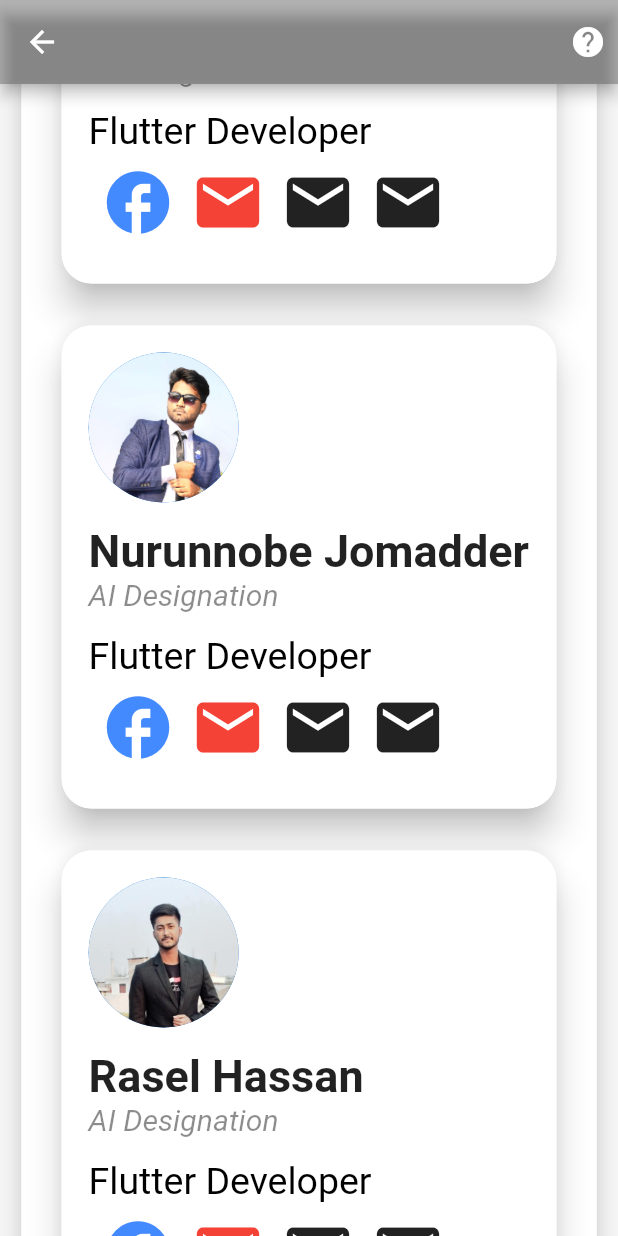
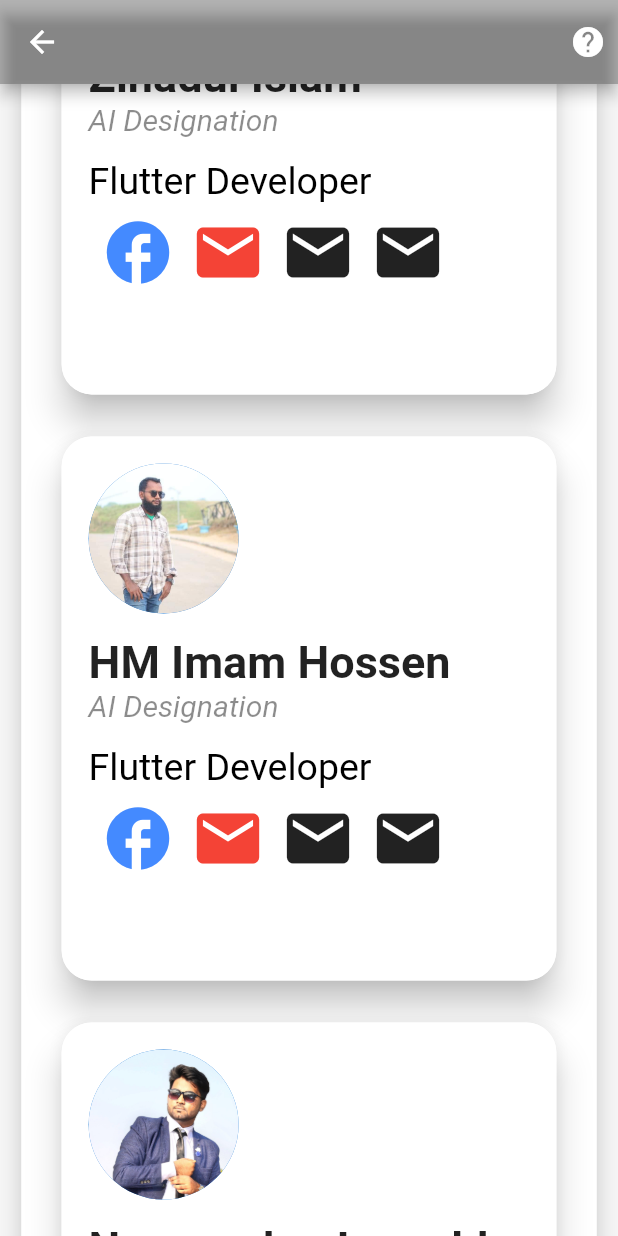
Before and after one commit to imam875/HealthCare, a Flutter app: the AboutUs screen opened directly, scrolled down 576 dp, after a tap on the "facebook" icon, on a phone screen of 412 x 824 dp. Run offline on Flutter 3.47's test engine with Material 2 defaults, Android fonts, the phone set to English and light mode, and no system bars; our stand-ins replace carousel_slider.

Commit message:
About, Privecy, Tearms Update

```diff
--- a/lib/dashboard.dart
+++ b/lib/dashboard.dart
@@ -10,6 +10,7 @@
 import 'package:healthpro/model/about_us.dart';
 import 'package:healthpro/model/foodmodel.dart';
 import 'package:healthpro/model/healthmodel.dart';
+import 'package:healthpro/model/privacy_policy.dart';
 
 class DashBoard extends StatefulWidget {
   const DashBoard({Key? key}) : super(key: key);
@@ -679,7 +680,9 @@
                             ),
 
                             GestureDetector(
-                              onTap: () => _closePopup("Privacy Policy"),
+                              onTap: () {
+                                Navigator.push(context, MaterialPageRoute(builder: (context)=>PrivacyPolicy()));
+                              },
                               child: Row(
                                 children: [
                                   Container(
--- a/lib/model/about_us.dart
+++ b/lib/model/about_us.dart
@@ -1,5 +1,6 @@
 
 
+import 'package:flutter/cupertino.dart';
 import 'package:flutter/material.dart';
 import 'package:flutter/painting.dart';
 
@@ -32,7 +33,7 @@
                 padding: const EdgeInsets.all(8.0),
                 child: Center(
                   child: Container(
-                    height: 80,
+                    height: MediaQuery.of(context).size.height*.08,
                     width: MediaQuery
                         .of(context)
                         .size
@@ -64,7 +65,7 @@
                 padding: const EdgeInsets.all(8.0),
                 child: Center(
                   child: Container(
-                    height: 200,
+                    height: MediaQuery.of(context).size.height*.30,
                     width: MediaQuery
                         .of(context)
                         .size
@@ -82,7 +83,7 @@
                                 fontSize: 25, fontWeight: FontWeight.bold),),
                             SizedBox(height: 10,),
                             Text(
-                              "If you love using this app, give a review in Google play store. It would really inspire us to keep this app alive. \nNote: Contract example123@gmail.com for any further assistance.",
+                              "If you love using this app, give a review in Google play store. It would really inspire us to keep this app alive. \nNote: Contract zihad650top@gmail.com for any further assistance.",
                               style: TextStyle(fontSize: 20),)
                           ],),
                       ),
@@ -103,7 +104,6 @@
                 padding: const EdgeInsets.all(8.0),
                 child: Center(
                   child: Container(
-                    height:3220,
                     width: MediaQuery
                         .of(context)
                         .size
@@ -121,7 +121,7 @@
                               style: TextStyle(fontSize: 35, fontWeight: FontWeight.bold),),
                             Center(
                               child: Container(
-                                height: 330,
+                                height: MediaQuery.of(context).size.height*.45,
                                 width: MediaQuery
                                     .of(context)
                                     .size
@@ -207,7 +207,93 @@
                             SizedBox(height: 20,),
                             Center(
                               child: Container(
-                                height: 330,
+                                height: MediaQuery.of(context).size.height*.45,
+                                width: MediaQuery
+                                    .of(context)
+                                    .size
+                                    .width * .82,
+                                child: Card(
+                                  elevation: 10,
+                                  shape: OutlineInputBorder(
+                                    borderRadius: BorderRadius.only(
+                                        topRight: Radius.circular(20),
+                                        topLeft: Radius.circular(20),
+                                        bottomRight: Radius.circular(20),
+                                        bottomLeft: Radius.circular(20)),
+                                    borderSide: BorderSide(color: Colors.white),
+                                  ),
+                                  child: Padding(
+                                    padding: const EdgeInsets.all(18.0),
+                                    child: Column(
+                                      mainAxisAlignment:
+                                      MainAxisAlignment.start,
+                                      crossAxisAlignment:
+                                      CrossAxisAlignment.start,
+                                      children: [
+                                        CircleAvatar(
+                                          backgroundImage: AssetImage(
+                                              "assets/imam.jpg"),
+                                          maxRadius: 50,
+                                        ),
+                                        SizedBox(height: 15,),
+                                        Text("HM Imam Hossen", style: TextStyle(
+                                            fontWeight: FontWeight.bold,
+                                            fontSize: 30),),
+                                        Text("AI Designation", style: TextStyle(
+                                            fontSize: 20,
+                                            color: Colors.black45,
+                                            fontStyle: FontStyle.italic),),
+                                        SizedBox(height: 15,),
+                                        Text("Flutter Developer",
+                                          style: TextStyle(fontSize: 25,
+                                              color: Colors.black),),
+                                        Padding(
+                                          padding: const EdgeInsets.all(8.0),
+                                          child: Row(
+                                            children: [
+                                              InkWell(
+                                                onTap: (){
+
+                                                },
+                                                child: Icon(
+                                                  (Icons.facebook), size: 50,
+                                                  color: Colors.blueAccent,),
+                                              ),
+                                              SizedBox(width: 10,),
+                                              InkWell(
+                                                  onTap: () {
+
+                                                  },
+                                                  child: Icon(
+                                                    (Icons.mail), size: 50,
+                                                    color: Colors.red,)),
+                                              SizedBox(width: 10,),
+                                              InkWell(
+                                                  onTap: () {
+
+                                                  },
+                                                  child: Icon(
+                                                    (Icons.mail), size: 50,)),
+                                              SizedBox(width: 10,),
+                                              InkWell(
+                                                onTap: (){
+                                                },
+                                                child: Icon(
+                                                  (Icons.mail), size: 50,),
+                                              ),
+                                            ],
+                                          ),
+                                        )
+                                      ],
+                                    ),
+                                  ),
+                                ),
+                              ),
+                            ),
+                            SizedBox(height: 20,),
+                            Center(
+                              child: Container(
+                                height: MediaQuery.of(context).size.height*.45,
                                 width: MediaQuery
                                     .of(context)
                                     .size
@@ -293,7 +379,7 @@
                             SizedBox(height: 20,),
                             Center(
                               child: Container(
-                                height: 330,
+                                height: MediaQuery.of(context).size.height*.45,
                                 width: MediaQuery
                                     .of(context)
                                     .size
@@ -379,7 +465,7 @@
                             SizedBox(height: 20,),
                             Center(
                               child: Container(
-                                height: 330,
+                                height:MediaQuery.of(context).size.height*.45,
                                 width: MediaQuery
                                     .of(context)
                                     .size
@@ -465,7 +551,7 @@
                             SizedBox(height: 20,),
                             Center(
                               child: Container(
-                                height: 330,
+                                height: MediaQuery.of(context).size.height*.45,
                                 width: MediaQuery
                                     .of(context)
                                     .size
@@ -551,93 +637,7 @@
                             SizedBox(height: 20,),
                             Center(
                               child: Container(
-                                height: 330,
-                                width: MediaQuery
-                                    .of(context)
-                                    .size
-                                    .width * .82,
-                                child: Card(
-                                  elevation: 10,
-                                  shape: OutlineInputBorder(
-                                    borderRadius: BorderRadius.only(
-                                        topRight: Radius.circular(20),
-                                        topLeft: Radius.circular(20),
-                                        bottomRight: Radius.circular(20),
-                                        bottomLeft: Radius.circular(20)),
-                                    borderSide: BorderSide(color: Colors.white),
-                                  ),
-                                  child: Padding(
-                                    padding: const EdgeInsets.all(18.0),
-                                    child: Column(
-                                      mainAxisAlignment:
-                                      MainAxisAlignment.start,
-                                      crossAxisAlignment:
-                                      CrossAxisAlignment.start,
-                                      children: [
-                                        CircleAvatar(
-                                          backgroundImage: AssetImage(
-                                              "assets/imam.jpg"),
-                                          maxRadius: 50,
-                                        ),
-                                        SizedBox(height: 15,),
-                                        Text("H M Imam Hossen", style: TextStyle(
-                                            fontWeight: FontWeight.bold,
-                                            fontSize: 30),),
-                                        Text("AI Designation", style: TextStyle(
-                                            fontSize: 20,
-                                            color: Colors.black45,
-                                            fontStyle: FontStyle.italic),),
-                                        SizedBox(height: 15,),
-                                        Text("Flutter Developer",
-                                          style: TextStyle(fontSize: 25,
-                                              color: Colors.black),),
-                                        Padding(
-                                          padding: const EdgeInsets.all(8.0),
-                                          child: Row(
-                                            children: [
-                                              InkWell(
-                                                onTap: (){
-
-                                                },
-                                                child: Icon(
-                                                  (Icons.facebook), size: 50,
-                                                  color: Colors.blueAccent,),
-                                              ),
-                                              SizedBox(width: 10,),
-                                              InkWell(
-                                                  onTap: () {
-
-                                                  },
-                                                  child: Icon(
-                                                    (Icons.mail), size: 50,
-                                                    color: Colors.red,)),
-                                              SizedBox(width: 10,),
-                                              InkWell(
-                                                  onTap: () {
-
-                                                  },
-                                                  child: Icon(
-                                                    (Icons.mail), size: 50,)),
-                                              SizedBox(width: 10,),
-                                              InkWell(
-                                                onTap: (){
-                                                },
-                                                child: Icon(
-                                                  (Icons.mail), size: 50,),
-                                              ),
-                                            ],
-                                          ),
-                                        )
-                                      ],
-                                    ),
-                                  ),
-                                ),
-                              ),
-                            ),
-                            SizedBox(height: 20,),
-                            Center(
-                              child: Container(
-                                height: 330,
+                                height: MediaQuery.of(context).size.height*.45,
                                 width: MediaQuery
                                     .of(context)
                                     .size
@@ -723,7 +723,7 @@
                             SizedBox(height: 20,),
                             Center(
                               child: Container(
-                                height: 330,
+                                height:MediaQuery.of(context).size.height*.45,
                                 width: MediaQuery
                                     .of(context)
                                     .size
@@ -809,7 +809,7 @@
                             SizedBox(height: 20,),
                             Center(
                               child: Container(
-                                height: 330,
+                                height: MediaQuery.of(context).size.height*.45,
                                 width: MediaQuery
                                     .of(context)
                                     .size
@@ -907,9 +907,10 @@
                   ),
                 ),
               ),
+            ],
 
-            ],
           ),
+
         ],
       ),
     );
```
Also changed, not shown: lib/about_us.dart (deleted, +0 -76 lines), lib/model/privacy_policy.dart (added, +133 -0 lines), lib/model/terms&conditions.dart (added, +79 -0 lines).
